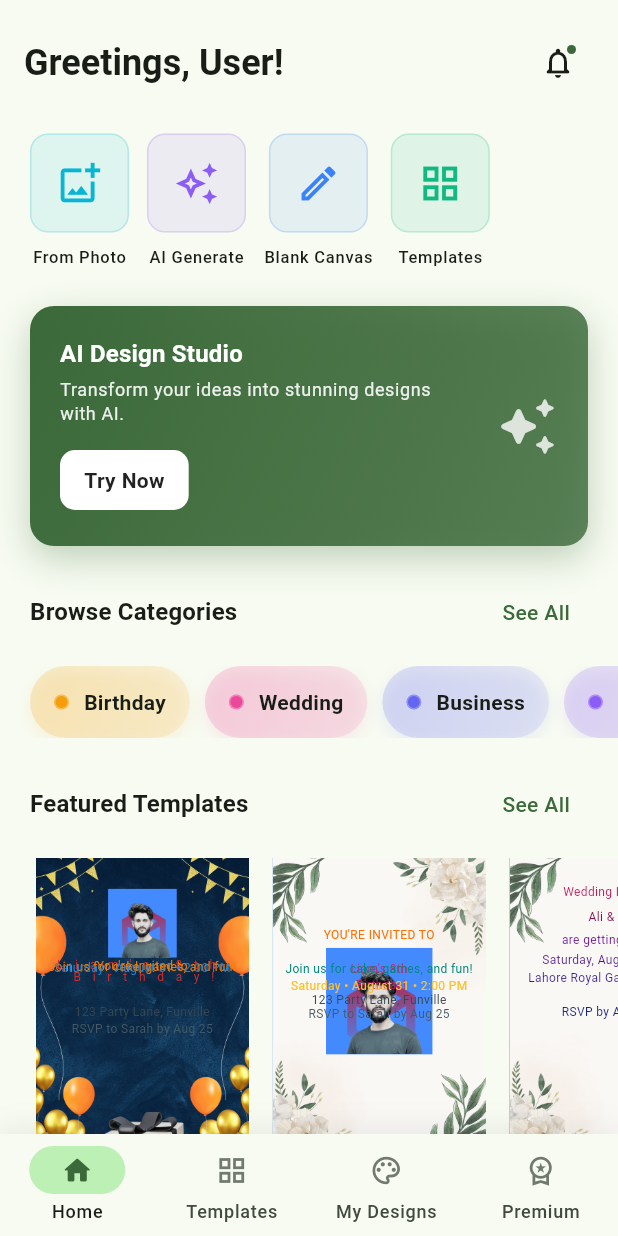
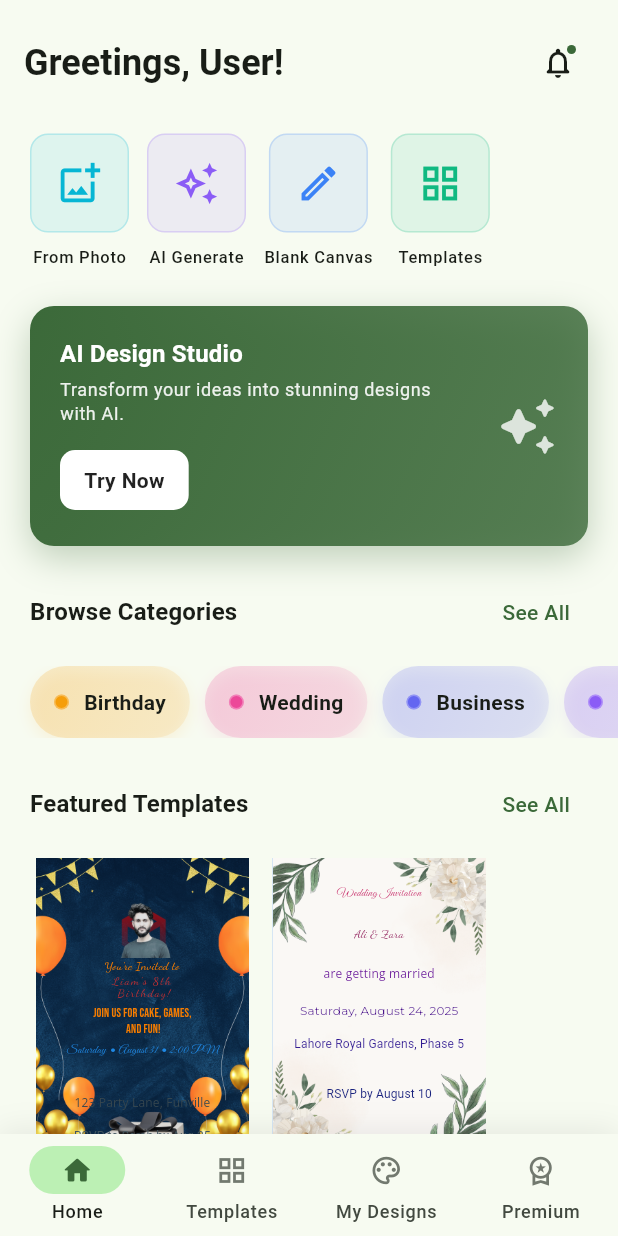
Before and after one commit to farmanullahQAU/carMaker, a Flutter app: the screen it shows after launch, on a phone screen of 412 x 824 dp. Run offline on Flutter 3.47's test engine with Material 3 defaults, Android fonts, the phone set to English and light mode, and no system bars; our stand-ins replace get, google_fonts, shared_preferences.

Commit message:
alignment spacing for both home and editor fix

```diff
--- a/lib/app/features/editor/controller.dart
+++ b/lib/app/features/editor/controller.dart
@@ -1841,7 +1841,7 @@ class EditorController extends GetxController {
             status: StackItemStatus.idle, // Ensure item is movable
             // isCentered: isCentered,
           );
-          cumulativeYOffset += 5;
+          // cumulativeYOffset += itemSize.height / 2;
         } else {
           throw Exception('Unsupported item type: ${item.runtimeType}');
         }
--- a/lib/app/features/home/controller.dart
+++ b/lib/app/features/home/controller.dart
@@ -359,13 +359,13 @@ class HomeController extends GetxController {
           'type': 'StackTextItem',
           'status': 0,
           'originalX': 620.0,
-          'originalY': 590.0,
+          'originalY': 620.0,
           'size': {'width': 1000.0, 'height': 30.0},
           'originalRelativeOffset': {'dx': 0.5, 'dy': 0.4},
           'isCentered': true,
           'content': {
-            'data': 'Join us for cake, games, and fun!',
-            'googleFont': 'Poppins',
+            'data': 'Join us for cake, games, \n and fun!',
+            'googleFont': stylishGoogleFonts[7],
             'style': {'fontSize': 20.0, 'color': '#F57C00'},
           },
           'textAlign': 'center',
@@ -373,8 +373,8 @@ class HomeController extends GetxController {
         {
           'type': 'StackTextItem',
           'status': 0,
-          'originalX': 120.0,
-          'originalY': 595.0,
+          'originalX': 620.0,
+          'originalY': 640.0,
           'size': {'width': 1000.0, 'height': 60.0},
           'originalRelativeOffset': {'dx': 0.5, 'dy': 0.45},
           'isCentered': true,
@@ -427,7 +427,6 @@ class HomeController extends GetxController {
       tags: ['birthday', 'kids', 'party', 'celebration', 'invite'],
       imagePath: 'assets/birthday_1.png',
     ),
-    stunningBirthdayTemplate,
 
     CardTemplate(
       id: 'wedding_invite_20250718',
--- a/lib/app/features/home/home.dart
+++ b/lib/app/features/home/home.dart
@@ -2,6 +2,7 @@ import 'dart:math';
 
 import 'package:cardmaker/app/features/editor/editor_canvas.dart';
 import 'package:cardmaker/app/features/home/controller.dart';
+import 'package:cardmaker/stack_board/lib/src/stack_board_items/item_case/stack_text_case.dart';
 import 'package:cardmaker/stack_board/lib/stack_items.dart';
 import 'package:flutter/material.dart';
 import 'package:get/get.dart';
@@ -715,6 +716,8 @@ class HorizontalCardList extends GetView<HomeController> {
             itemCount: controller.featuredTemplates.length,
             itemBuilder: (context, index) {
               final template = controller.featuredTemplates[index];
+              double cumulativeYOffset = 0.0; // Reset for each card
+
               return Padding(
                 padding: const EdgeInsets.symmetric(horizontal: 8),
                 child: GestureDetector(
@@ -756,79 +759,72 @@ class HorizontalCardList extends GetView<HomeController> {
                                 // Template items
                                 ...template.items.map((item) {
                                   final type = item['type'];
-                                  final originalX = (item['originalX'] as num)
+                                  final originalX = (item['originalX'])
                                       .toDouble();
                                   final originalY = (item['originalY'] as num)
                                       .toDouble();
-                                  final left = originalX * scale;
-                                  final top = originalY * scale;
+                                  double scaledX = originalX * scale;
+                                  double scaledY = originalY * scale;
 
-                                  // Skip items outside canvas
-                                  if (left >= canvasWidth ||
-                                      top >= canvasHeight) {
-                                    return const SizedBox.shrink();
-                                  }
+                                  scaledY += cumulativeYOffset;
+
+                                  // // Skip items outside canvas
+                                  // if (left >= canvasWidth ||
+                                  //     top >= canvasHeight) {
+                                  //   return const SizedBox.shrink();
+                                  // }
 
                                   if (type == 'StackTextItem') {
                                     final textItem = StackTextItem.fromJson(
                                       item,
                                     );
-                                    final content = item['content'] ?? {};
-                                    final style = content['style'] ?? {};
-                                    final colorHex =
-                                        style['color'] ?? '#FFFFFFFF';
-                                    final textAlign =
-                                        item['textAlign'] ?? 'left';
-                                    final color = Color(
-                                      int.parse(
-                                        colorHex.replaceFirst('#', '0xFF'),
-                                      ),
-                                    );
-                                    final originalFontSize =
-                                        (style['fontSize'] ?? 16.0).toDouble();
+
+                                    // final originalFontSize =
+                                    //     (style['fontSize'] ?? 16.0).toDouble();
                                     double scaledFontSize =
-                                        (originalFontSize * scale);
-                                    final fontFamily =
-                                        content['googleFont'] ?? 'Roboto';
-                                    String text = content['data'] ?? '';
+                                        (textItem.content!.style!.fontSize! *
+                                                scale)
+                                            .clamp(8.0, 15.0);
+
+                                    double scaledLetterSpacing =
+                                        ((textItem
+                                                .content!
+                                                .style
+                                                ?.letterSpacing ??
+                                            1) *
+                                        scale);
+
+                                    TextStyle? scaledTextStyle = textItem
+                                        .content
+                                        ?.style
+                                        ?.copyWith(
+                                          fontSize: scaledFontSize,
+                                          letterSpacing: scaledLetterSpacing,
+                                        );
 
                                     // Constrain text to canvas bounds
-                                    // final maxTextWidth = min(
-                                    //   scaledTextWidth,
-                                    //   canvasWidth,
-                                    // );
-                                    final maxTextHeight = canvasHeight - top;
+                                    final maxTextHeight = (getTextWidth(
+                                      text: textItem.content?.data ?? "",
+                                      style: scaledTextStyle!,
+                                    ).height);
+
+                                    // final maxTextWidth = (getTextWidth(
+                                    //   text: text,
+                                    //   style: textItem.content!.style!.copyWith(
+                                    //     fontSize: scaledFontSize.clamp(8, 15),
+                                    //   ),
+                                    // ).width);
+                                    cumulativeYOffset += maxTextHeight;
 
                                     return Positioned(
-                                      // left: left - maxTextWidth / 2,
-                                      left: textItem.isCentered ? 0 : left,
+                                      left: textItem.isCentered ? 0 : scaledX,
                                       right: textItem.isCentered ? 0 : null,
-                                      top: top,
-
-                                      child: SizedBox(
-                                        width:
-                                            getTextWidth(
-                                              text: text,
-                                              style: textItem.content!.style!,
-                                            ).width +
-                                            10,
-                                        height: maxTextHeight,
-                                        child: Text(
-                                          text,
-                                          textAlign: _getTextAlign(textAlign),
-                                          style: textItem.content!.style
-                                              ?.copyWith(
-                                                fontSize: scaledFontSize.clamp(
-                                                  8,
-                                                  15,
-                                                ),
-                                              ),
-                                          softWrap: true,
-                                          overflow: TextOverflow.ellipsis,
-                                          maxLines:
-                                              (maxTextHeight / scaledFontSize)
-                                                  .floor()
-                                                  .clamp(1, 3),
+                                      top: scaledY,
+                                      child: StackTextCase(
+                                        item: textItem.copyWith(
+                                          content: textItem.content?.copyWith(
+                                            style: scaledTextStyle,
+                                          ),
                                         ),
                                       ),
                                     );
@@ -838,32 +834,19 @@ class HorizontalCardList extends GetView<HomeController> {
                                     final originalWidth =
                                         (item['size']['width'] ?? 100)
                                             .toDouble();
-
                                     final originalHeight =
                                         (item['size']['height'] ?? 100)
                                             .toDouble();
                                     final scaledWidth = originalWidth * scale;
                                     final scaledHeight = originalHeight * scale;
 
-                                    // Constrain image to canvas bounds
-                                    // final maxImageWidth = min(
-                                    //   scaledWidth,
-                                    //   canvasWidth,
-                                    // );
-                                    // final maxImageHeight = min(
-                                    //   scaledHeight,
-                                    //   canvasHeight - top,
-                                    // );
-
                                     return Positioned(
                                       left: item['isCentered']
                                           ? (canvasWidth / 2) -
                                                 (scaledWidth / 2)
-                                          : left,
-                                      top: top,
-
-                                      child: Container(
-                                        color: Colors.blueAccent,
+                                          : scaledX,
+                                      top: scaledY,
+                                      child: SizedBox(
                                         width: scaledWidth,
                                         height: scaledHeight,
                                         child: Image.asset(
@@ -894,16 +877,18 @@ class HorizontalCardList extends GetView<HomeController> {
                                     // Constrain shape to canvas bounds
                                     final maxShapeWidth = min(
                                       scaledWidth,
-                                      canvasWidth - left,
+                                      canvasWidth - scaledX,
                                     );
                                     final maxShapeHeight = min(
                                       scaledHeight,
-                                      canvasHeight - top,
+                                      canvasHeight - scaledY,
                                     );
-
+                                    final itemHeight =
+                                        maxShapeHeight; // Item height for shape
+                                    cumulativeYOffset += itemHeight;
                                     return Positioned(
-                                      left: left,
-                                      top: top,
+                                      left: scaledX,
+                                      top: scaledY,
                                       child: SizedBox(
                                         width: maxShapeWidth,
                                         height: maxShapeHeight,
```
